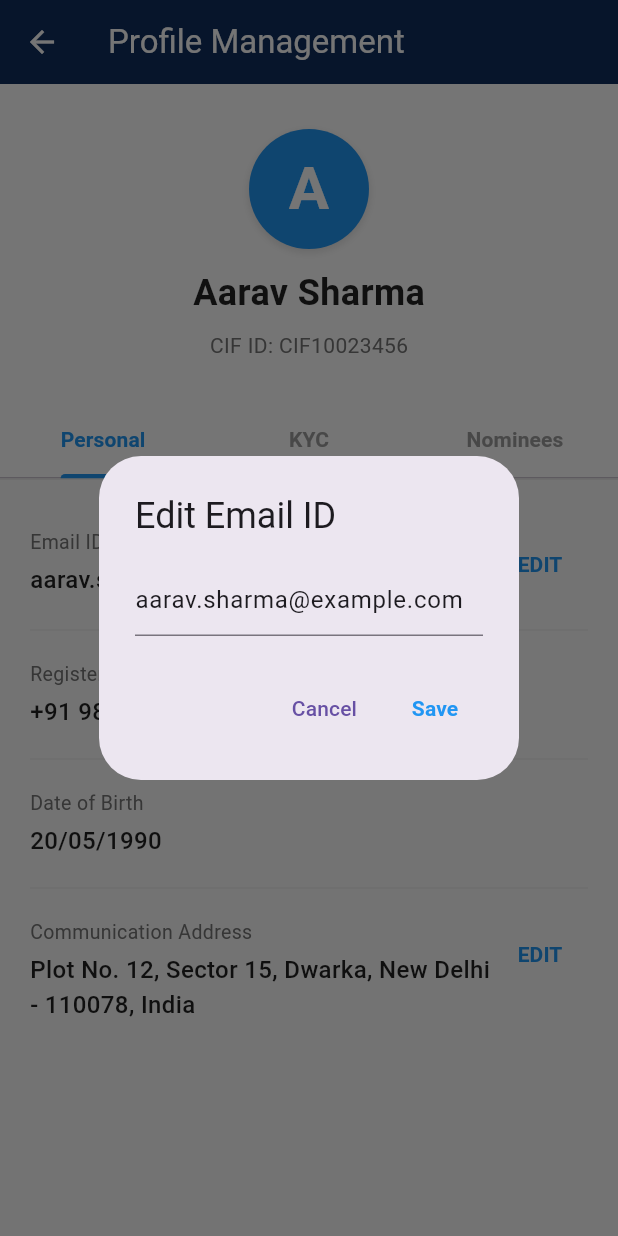
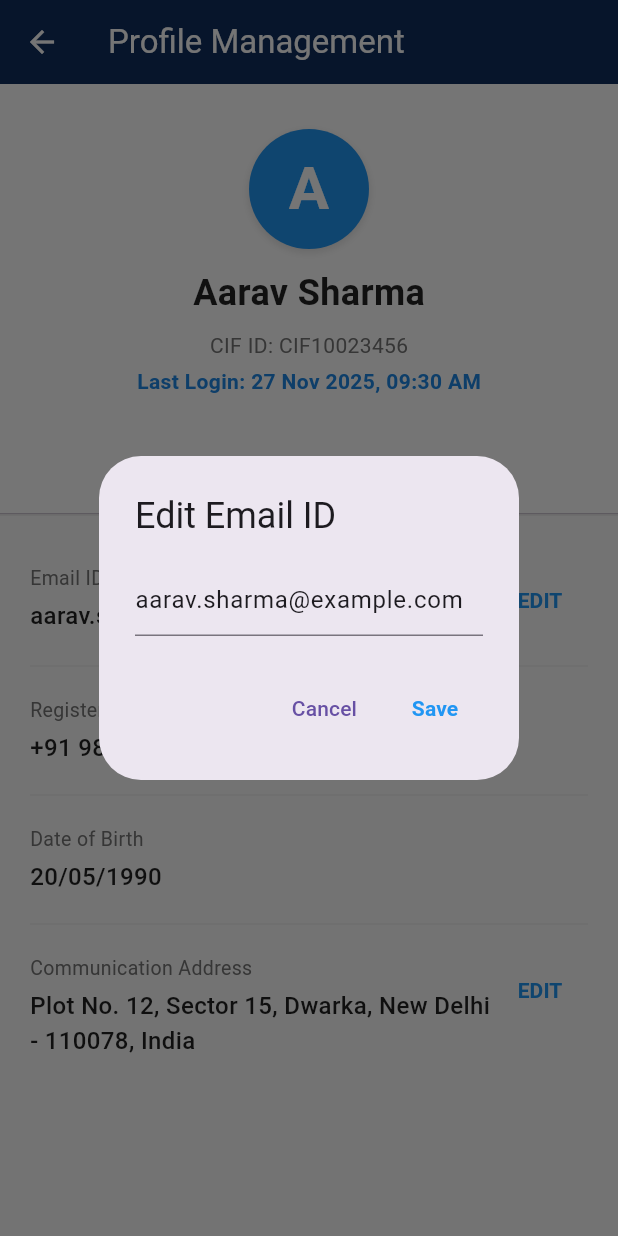
Before and after one commit to qsplimited/cabankapplication, a Flutter app: the ProfileManagementScreen screen opened directly, after a tap on "EDIT", on a phone screen of 412 x 824 dp. Run offline on Flutter 3.47's test engine with Material 3 defaults, Android fonts, the light colour scheme and no system bars; our stand-ins replace device_info_plus, firebase_core, open_filex, pdf, permission_handler; accounts and stored records are empty.

Commit message:
updates the

```diff
--- a/lib/api/profile_mock_data.dart
+++ b/lib/api/profile_mock_data.dart
@@ -1,34 +1,85 @@
 // File: lib/services/profile_service.dart
 
-import 'package:flutter/material.dart'; // Used for Future/Duration, though imports should usually be minimal
-import '../models/profile_model.dart';
+import 'package:flutter/material.dart'; // Used for Future/Duration, but minimal
+import 'dart:async'; // For Future
+
+// --- MODEL DEFINITIONS (Separated from UI) ---
+
+class KycDetails {
+  final String aadhaarNumber;
+  final String panNumber;
+  KycDetails({required this.aadhaarNumber, required this.panNumber});
+
+  factory KycDetails.fromJson(Map<String, dynamic> json) {
+    return KycDetails(
+      aadhaarNumber: json['aadhaarNumber'] as String,
+      panNumber: json['panNumber'] as String,
+    );
+  }
+}
+
+class ProfileData {
+  final String fullName;
+  final String cifId;
+  final String mobileNumber;
+  final String dateOfBirth;
+  String emailId; // Mutable for local state updates
+  String communicationAddress; // Mutable for local state updates
+  final KycDetails kycDetails;
+  final DateTime lastLoginTimestamp; // Added for completeness
+
+  ProfileData({
+    required this.fullName,
+    required this.cifId,
+    required this.mobileNumber,
+    required this.dateOfBirth,
+    required this.emailId,
+    required this.communicationAddress,
+    required this.kycDetails,
+    required this.lastLoginTimestamp,
+  });
+
+  // Factory constructor to create a ProfileData object from a JSON map (API response structure)
+  factory ProfileData.fromJson(Map<String, dynamic> json) {
+    return ProfileData(
+      fullName: json['fullName'] as String,
+      cifId: json['cifId'] as String,
+      mobileNumber: json['mobileNumber'] as String,
+      dateOfBirth: json['dateOfBirth'] as String,
+      emailId: json['emailId'] as String,
+      communicationAddress: json['communicationAddress'] as String,
+      kycDetails: KycDetails.fromJson(json['kycDetails'] as Map<String, dynamic>),
+      // MOCK: Assuming the API gives a string that needs parsing. Use current time for simplicity.
+      lastLoginTimestamp: json.containsKey('lastLoginTimestamp')
+          ? DateTime.parse(json['lastLoginTimestamp'] as String)
+          : DateTime.now(),
+    );
+  }
+}
+
+// --- PROFILE SERVICE CLASS ---
 
 /// Handles fetching (and potentially updating) user profile data.
 class ProfileService {
-  // Mock data representing the API response
+  // Mock data representing the API response (Nominees removed)
   static final Map<String, dynamic> mockProfileJson = {
-    'fullName': 'Kamal K N',
-    'cifId': '2698889370',
-    'userId': 'createUserId',
-    'emailId': 'kamal.kn@gmail.com',
-    'mobileNumber': '98765XXXX8',
-    'dateOfBirth': '18-05-19XX',
-    'communicationAddress': 'DEX CO WORK, NO 1383 433 5TH BLOCK, NAGAVARA, BANGALORE, INDIA 560045',
+    'fullName': 'Aarav Sharma',
+    'cifId': 'CIF10023456',
+    'mobileNumber': '+91 98765 43210',
+    'dateOfBirth': '20/05/1990',
+    'emailId': 'aarav.sharma@example.com',
+    'communicationAddress': 'Plot No. 12, Sector 15, Dwarka, New Delhi - 110078, India',
     'kycDetails': {
       'aadhaarNumber': 'XXXX XXXX 1234',
-      'panNumber': 'GBJXXXX123D',
+      'panNumber': 'ABCDE1234F',
     },
-    'nominees': [
-      {'name': 'Shalini K', 'relationship': 'Mother', 'sharePercentage': 60.0},
-      {'name': 'Arjun N', 'relationship': 'Father', 'sharePercentage': 40.0},
-    ],
+    'lastLoginTimestamp': '2025-11-27 09:30:00', // Mock ISO 8601 string format
   };
 
   /// Simulates fetching profile data from an API asynchronously.
-  /// In a real app, this would use http to fetch data.
   Future<ProfileData> fetchProfileData() async {
     // Simulate network delay
-    await Future.delayed(const Duration(milliseconds: 800));
+    await Future.delayed(const Duration(milliseconds: 700));
 
     // Convert the mock JSON data into the structured ProfileData model
     return ProfileData.fromJson(mockProfileJson);
--- a/lib/screens/beneficiary_management_screen.dart
+++ b/lib/screens/beneficiary_management_screen.dart
@@ -21,10 +21,10 @@ class BeneficiaryManagementScreen extends StatefulWidget {
 }
 
 class _BeneficiaryManagementScreenState extends State<BeneficiaryManagementScreen> {
-  // ... (State variables and helper methods remain the same) ...
+
 
   List<Beneficiary> _beneficiaries = [];
-  Account? _sourceAccount; // Primary account for fund transfer
+  Account? _sourceAccount;
   bool _isLoading = true;
 
   final Color _primaryNavyBlue = const Color(0xFF003366);
@@ -35,7 +35,7 @@ class _BeneficiaryManagementScreenState extends State<BeneficiaryManagementScree
   void initState() {
     super.initState();
     _loadData();
-    // Listen for changes from the mock service (after adding/deleting)
+
     _bankingService.onDataUpdate.listen((_) {
       if (mounted) {
         _loadData();
@@ -50,7 +50,7 @@ class _BeneficiaryManagementScreenState extends State<BeneficiaryManagementScree
     });
 
     try {
-      // Fetch both beneficiaries and the primary account concurrently
+
       final results = await Future.wait([
         _bankingService.fetchBeneficiaries(),
         _bankingService.fetchPrimaryAccount(),
@@ -73,7 +73,6 @@ class _BeneficiaryManagementScreenState extends State<BeneficiaryManagementScree
     }
   }
 
-  // --- Show Add/Edit Modal (Payee Form) (Unchanged) ---
   Future<void> _manageBeneficiary({Beneficiary? existingBeneficiary}) async {
     final result = await showModalBottomSheet<bool>(
       context: context,
@@ -86,6 +85,7 @@ class _BeneficiaryManagementScreenState extends State<BeneficiaryManagementScree
           primaryNavyBlue: _primaryNavyBlue,
         ),
       ),
+
     );
 
     if (result == true) {
@@ -97,15 +97,15 @@ class _BeneficiaryManagementScreenState extends State<BeneficiaryManagementScree
   void _navigateToFundTransfer(Beneficiary beneficiary) {
     if (_sourceAccount == null) {
       ScaffoldMessenger.of(context).showSnackBar(
-        const SnackBar(content: Text('Cannot initiate transfer: Primary source account not loaded.')),
+        const SnackBar(content: Text('Cannot initiate transfer:source account not loaded.')),
       );
       return;
     }
 
-    // Navigate to the Transfer Amount Entry Screen
+
     Navigator.of(context).push(
       MaterialPageRoute(
-        // Set a route name for easier pop-until functionality if needed later
+
         settings: const RouteSettings(name: '/transferFunds'),
         builder: (context) => TransferAmountEntryScreen(
           sourceAccount: _sourceAccount!,
@@ -116,7 +116,7 @@ class _BeneficiaryManagementScreenState extends State<BeneficiaryManagementScree
     );
   }
 
-  // --- Delete Logic (Unchanged) ---
+
   Future<void> _deleteBeneficiary(Beneficiary payee) async {
     final confirmed = await showDialog<bool>(
       context: context,
@@ -144,7 +144,7 @@ class _BeneficiaryManagementScreenState extends State<BeneficiaryManagementScree
           ScaffoldMessenger.of(context).showSnackBar(
             SnackBar(content: Text('Payee "${payee.nickname}" deleted successfully.'), backgroundColor: _accentGreen),
           );
-          _loadData(); // Refresh the list
+          _loadData();
         }
       } catch (e) {
         if (mounted) {
@@ -156,7 +156,7 @@ class _BeneficiaryManagementScreenState extends State<BeneficiaryManagementScree
     }
   }
 
-  // --- UI Components: List View (Unchanged) ---
+
   Widget _buildPayeeList() {
     if (_beneficiaries.isEmpty) {
       return Center(
@@ -175,7 +175,7 @@ class _BeneficiaryManagementScreenState extends State<BeneficiaryManagementScree
 
     return ListView.builder(
       itemCount: _beneficiaries.length,
-      padding: const EdgeInsets.only(top: 10, bottom: 80), // Add bottom padding for FAB clearance
+      padding: const EdgeInsets.only(top: 10, bottom: 80),
       itemBuilder: (context, index) {
         final payee = _beneficiaries[index];
         return Card(
@@ -183,7 +183,7 @@ class _BeneficiaryManagementScreenState extends State<BeneficiaryManagementScree
           elevation: 4,
           shape: RoundedRectangleBorder(borderRadius: BorderRadius.circular(12)),
           child: ListTile(
-            // **ACTION:** Tapping the payee initiates a fund transfer
+
             onTap: () => _navigateToFundTransfer(payee),
 
             leading: CircleAvatar(
--- a/lib/screens/profile_management_screen.dart
+++ b/lib/screens/profile_management_screen.dart
@@ -1,71 +1,8 @@
-// File: lib/screens/profile_screen.dart
 
 import 'package:flutter/material.dart';
-
-// --- MOCK DATA STRUCTURES FOR SELF-CONTAINMENT ---
-
-class NomineeDetails {
-  final String name;
-  final String relationship;
-  final double sharePercentage;
-  NomineeDetails({required this.name, required this.relationship, required this.sharePercentage});
-}
-
-class KycDetails {
-  final String aadhaarNumber;
-  final String panNumber;
-  KycDetails({required this.aadhaarNumber, required this.panNumber});
-}
-
-class ProfileData {
-  final String fullName;
-  final String cifId;
-  final String mobileNumber;
-  final String dateOfBirth;
-  String emailId; // Made mutable for local state updates
-  String communicationAddress; // Made mutable for local state updates
-  final KycDetails kycDetails;
-  final List<NomineeDetails> nominees;
-
-  ProfileData({
-    required this.fullName,
-    required this.cifId,
-    required this.mobileNumber,
-    required this.dateOfBirth,
-    required this.emailId,
-    required this.communicationAddress,
-    required this.kycDetails,
-    required this.nominees,
-  });
-}
-
-// Mock Profile Service (Simulating an API Call)
-class ProfileService {
-  Future<ProfileData> fetchProfileData() async {
-    // Simulate network delay
-    await Future.delayed(const Duration(milliseconds: 700));
-
-    // Static mock data
-    return ProfileData(
-      fullName: 'Aarav Sharma',
-      cifId: 'CIF10023456',
-      mobileNumber: '+91 98765 43210',
-      dateOfBirth: '20/05/1990',
-      emailId: 'aarav.sharma@example.com',
-      communicationAddress: 'Plot No. 12, Sector 15, Dwarka, New Delhi - 110078, India',
-      kycDetails: KycDetails(
-        aadhaarNumber: 'XXXX XXXX 1234',
-        panNumber: 'ABCDE1234F',
-      ),
-      nominees: [
-        NomineeDetails(name: 'Priya Sharma', relationship: 'Spouse', sharePercentage: 70),
-        NomineeDetails(name: 'Ravi Sharma', relationship: 'Father', sharePercentage: 30),
-      ],
-    );
-  }
-}
-
-// --- UI COMPONENTS ---
+import 'package:intl/intl.dart';
+// Import the service file and access the models defined within it
+import '../api/profile_mock_data.dart';
 
 class ProfileManagementScreen extends StatefulWidget {
   const ProfileManagementScreen({super.key});
@@ -75,22 +12,23 @@ class ProfileManagementScreen extends StatefulWidget {
 }
 
 class _ProfileManagementScreenState extends State<ProfileManagementScreen> with SingleTickerProviderStateMixin {
+
+  static const int _tabCount = 2; // Personal and KYC
   late TabController _tabController;
 
-  // Data State using FutureBuilder
+  // Data State
   late Future<ProfileData> _profileFuture;
-
-  // Local state to hold the profile data once loaded
   ProfileData? _currentProfile;
+  final ProfileService _profileService = ProfileService(); // Instantiate the service
 
   @override
   void initState() {
     super.initState();
-    _tabController = TabController(length: 3, vsync: this);
-    // Start fetching mock data
-    _profileFuture = ProfileService().fetchProfileData();
+    _tabController = TabController(length: _tabCount, vsync: this);
 
-    // Set up a listener to update local state once the future completes
+
+    _profileFuture = _profileService.fetchProfileData();
+
     _profileFuture.then((data) {
       if (mounted) {
         setState(() {
@@ -112,22 +50,19 @@ class _ProfileManagementScreenState extends State<ProfileManagementScreen> with
     if (_currentProfile == null) return;
 
     setState(() {
+      // Logic relies on ProfileData being mutable for these fields
       if (field == 'emailId') {
         _currentProfile!.emailId = value;
       } else if (field == 'communicationAddress') {
         _currentProfile!.communicationAddress = value;
       }
 
-      // Show snackbar confirmation
       ScaffoldMessenger.of(context).showSnackBar(
         SnackBar(content: Text('$field updated successfully in local state!'), backgroundColor: Colors.green),
       );
     });
   }
 
-  // --- UI COMPONENTS ---
-
-  // Dialog to handle editing of Email or Address
   Future<void> _showEditDialog(String title, String fieldKey, String initialValue) async {
     TextEditingController controller = TextEditingController(text: initialValue);
 
@@ -162,7 +97,6 @@ class _ProfileManagementScreenState extends State<ProfileManagementScreen> with
     );
   }
 
-  // Common tile for displaying profile information
   Widget _buildDetailTile({
     required String label,
     required String value,
@@ -208,7 +142,6 @@ class _ProfileManagementScreenState extends State<ProfileManagementScreen> with
       child: Column(
         crossAxisAlignment: CrossAxisAlignment.start,
         children: [
-          // Email ID (with Edit option)
           _buildDetailTile(
             label: 'Email ID',
             value: profile.emailId,
@@ -216,21 +149,18 @@ class _ProfileManagementScreenState extends State<ProfileManagementScreen> with
           ),
           Divider(color: Colors.grey[200]),
 
-          // Registered Mobile Number (one number only, no edit)
           _buildDetailTile(
             label: 'Registered Mobile Number',
             value: profile.mobileNumber,
           ),
           Divider(color: Colors.grey[200]),
 
-          // Date of Birth
           _buildDetailTile(
             label: 'Date of Birth',
             value: profile.dateOfBirth,
           ),
           Divider(color: Colors.grey[200]),
 
-          // Communication Address (with Edit option)
           _buildDetailTile(
             label: 'Communication Address',
             value: profile.communicationAddress,
@@ -247,14 +177,12 @@ class _ProfileManagementScreenState extends State<ProfileManagementScreen> with
       child: Column(
         crossAxisAlignment: CrossAxisAlignment.start,
         children: [
-          // Aadhaar Number (No Edit)
           _buildDetailTile(
             label: 'Aadhaar Number',
             value: profile.kycDetails.aadhaarNumber,
           ),
           Divider(color: Colors.grey[200]),
 
-          // PAN Number (No Edit)
           _buildDetailTile(
             label: 'PAN Number',
             value: profile.kycDetails.panNumber,
@@ -262,7 +190,6 @@ class _ProfileManagementScreenState extends State<ProfileManagementScreen> with
           Divider(color: Colors.grey[200]),
 
           const SizedBox(height: 20),
-          // Placeholder for KYC Status
           const Text(
             'KYC Status: Verified',
             style: TextStyle(color: Colors.green, fontWeight: FontWeight.bold, fontSize: 16),
@@ -277,55 +204,14 @@ class _ProfileManagementScreenState extends State<ProfileManagementScreen> with
     );
   }
 
-  Widget _buildNomineeTab(ProfileData profile) {
-    return SingleChildScrollView(
-      padding: const EdgeInsets.all(20.0),
-      child: Column(
-        crossAxisAlignment: CrossAxisAlignment.stretch,
-        children: [
-          if (profile.nominees.isEmpty)
-            Center(
-              child: Padding(
-                padding: const EdgeInsets.all(30.0),
-                child: Text(
-                  'No nominees currently registered.',
-                  style: TextStyle(color: Colors.grey[500]),
-                  textAlign: TextAlign.center,
-                ),
-              ),
-            ),
-
-          ...profile.nominees.map((nominee) => Card(
-            color: Colors.white,
-            elevation: 1,
-            margin: const EdgeInsets.only(bottom: 12),
-            child: ListTile(
-              leading: const Icon(Icons.group_add_outlined, color: Colors.blue),
-              title: Text(nominee.name, style: const TextStyle(color: Colors.black, fontWeight: FontWeight.bold)),
-              subtitle: Text(
-                'Relationship: ${nominee.relationship}',
-                style: TextStyle(color: Colors.grey[600]),
-              ),
-              trailing: Chip(
-                label: Text('${nominee.sharePercentage.toStringAsFixed(0)}%', style: const TextStyle(fontWeight: FontWeight.bold, color: Colors.white)),
-                backgroundColor: Colors.blue,
-              ),
-            ),
-          )),
-          // No "Add / Manage Nominees" button, as requested.
-        ],
-      ),
-    );
-  }
-
   // --- MAIN BUILD METHOD ---
 
   @override
   Widget build(BuildContext context) {
     return Scaffold(
-      backgroundColor: Colors.grey[50], // Very light background for content
+      backgroundColor: Colors.grey[50],
       appBar: AppBar(
-        backgroundColor: const Color(0xFF0A2B59), // Dark blue AppBar color
+        backgroundColor: const Color(0xFF0A2B59),
         elevation: 1,
         leading: IconButton(
           icon: const Icon(Icons.arrow_back, color: Colors.white),
@@ -345,20 +231,19 @@ class _ProfileManagementScreenState extends State<ProfileManagementScreen> with
             return Center(child: Text('Error loading profile: ${snapshot.error}', style: const TextStyle(color: Colors.red)));
           }
 
-          final profile = _currentProfile!; // Use local state for updates
-          // Logic for first letter avatar
+          final profile = _currentProfile!;
           final firstLetter = profile.fullName.isNotEmpty ? profile.fullName[0].toUpperCase() : '?';
+          final formattedLastLogin = DateFormat('dd MMM yyyy, hh:mm a').format(profile.lastLoginTimestamp);
 
           return Column(
             children: [
-              // Header Section (White background)
+              // Header Section
               Container(
                 width: double.infinity,
                 padding: const EdgeInsets.symmetric(vertical: 30, horizontal: 16),
                 color: Colors.white,
                 child: Column(
                   children: [
-                    // Profile Avatar with First Letter
                     Container(
                       height: 80,
                       width: 80,
@@ -381,7 +266,6 @@ class _ProfileManagementScreenState extends State<ProfileManagementScreen> with
                       ),
                     ),
                     const SizedBox(height: 12),
-                    // User Name
                     Text(
                       profile.fullName,
                       style: const TextStyle(
@@ -391,16 +275,24 @@ class _ProfileManagementScreenState extends State<ProfileManagementScreen> with
                       ),
                     ),
                     const SizedBox(height: 8),
-                    // Customer ID (CIF) only
                     Text(
                       'CIF ID: ${profile.cifId}',
                       style: TextStyle(color: Colors.grey[600]),
+                    ),
+                    const SizedBox(height: 4),
+                    Text(
+                      'Last Login: $formattedLastLogin',
+                      style: TextStyle(
+                        color: Colors.blue[600],
+                        fontSize: 14,
+                        fontWeight: FontWeight.w600,
+                      ),
                     ),
                   ],
                 ),
               ),
 
-              // Tabs Section (White background)
+
               Container(
                 color: Colors.white,
                 child: TabBar(
@@ -413,20 +305,18 @@ class _ProfileManagementScreenState extends State<ProfileManagementScreen> with
                   tabs: const [
                     Tab(text: 'Personal'),
                     Tab(text: 'KYC'),
-                    Tab(text: 'Nominees'),
                   ],
                 ),
               ),
               Divider(height: 1, color: Colors.grey[200]),
 
-              // Tab View Content (Slightly off-white/light gray from Scaffold)
-              Expanded( // FIX: Removed 'const' and static access to properly call instance methods
+              // Tab View Content
+              Expanded(
                 child: TabBarView(
                   controller: _tabController,
                   children: [
                     _buildPersonalDetailsTab(profile),
                     _buildKycTab(profile),
-                    _buildNomineeTab(profile),
                   ],
                 ),
               ),
@@ -438,7 +328,6 @@ class _ProfileManagementScreenState extends State<ProfileManagementScreen> with
   }
 }
 
-// Main entry point for the application
 void main() {
   runApp(const MyApp());
 }
@@ -452,7 +341,7 @@ class MyApp extends StatelessWidget {
       debugShowCheckedModeBanner: false,
       title: 'Bank Profile',
       theme: ThemeData(
-        brightness: Brightness.light, // Explicitly set to light theme
+        brightness: Brightness.light,
         primarySwatch: Colors.blue,
         fontFamily: 'Inter',
         scaffoldBackgroundColor: Colors.grey[50],
```
